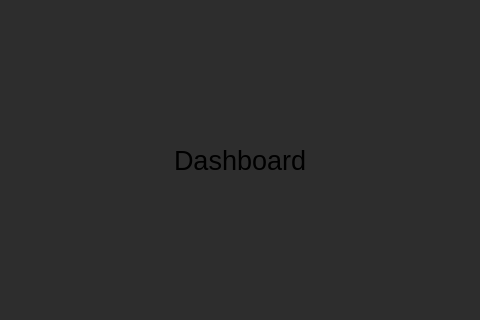
Qt form main.ui (mishrilal/CAIO) before a commit; both pictures show x 193 to 673 and y 139 to 459 of the 800 by 600 pixel window.
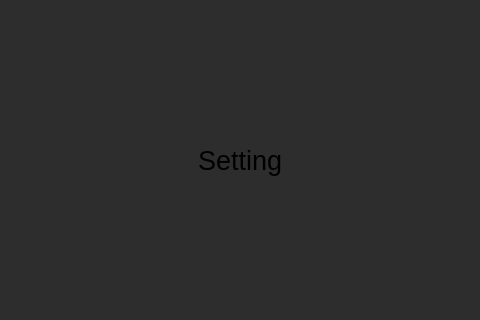
The same form after that commit. The open tabs and pages were chosen to show the change.

What changed in the file:
```diff
--- a/main.ui
+++ b/main.ui
@@ -316,10 +316,10 @@
         </item>
        </layout>
       </widget>
-      <widget class="QWidget" name="page">
+      <widget class="QWidget" name="setting_page">
        <layout class="QGridLayout" name="gridLayout_5">
         <item row="0" column="0">
-         <widget class="QLabel" name="setting_page">
+         <widget class="QLabel" name="label_5">
           <property name="sizePolicy">
            <sizepolicy hsizetype="Fixed" vsizetype="Fixed">
             <horstretch>0</horstretch>
```
